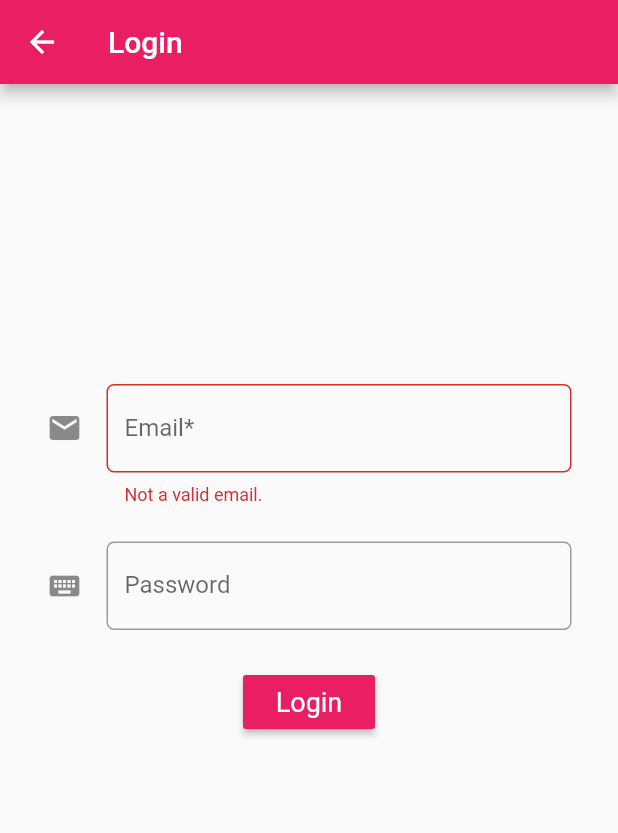
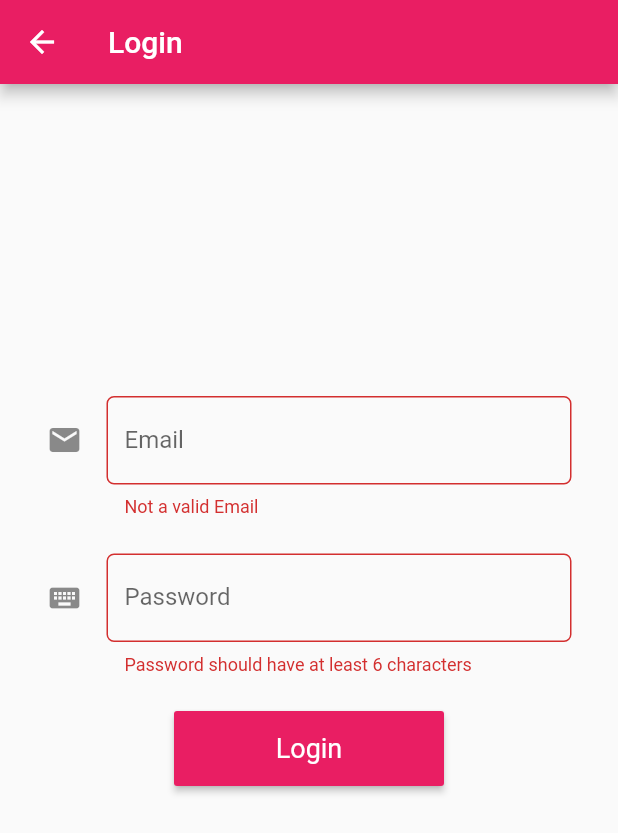
Before and after one commit to digitalnomadacademy/dart-playgrounds, a Flutter app: the LogInPage screen opened by its route, after a tap on "Login", on a phone screen of 412 x 824 dp. Shown: the top 833 px of the screen. Run offline on Flutter 3.47's test engine with Material 2 defaults, Android fonts, the phone set to English and light mode, and no system bars; our stand-ins replace cloud_firestore, firebase_auth, percent_indicator, rxdart; missing offline and left inert: simple_logger; accounts and stored records are empty.

Commit message:
login form finished

```diff
--- a/lib/mvos/ui/page/logIn_page.dart
+++ b/lib/mvos/ui/page/logIn_page.dart
@@ -3,10 +3,12 @@ import 'package:playground_app/mvos/ui/widgets/loginPage_form.dart';
 import 'package:playground_app/router/router.dart';
 
 class LogInPage extends StatelessWidget {
+
+
+
   @override
   Widget build(BuildContext context) {
     return Scaffold(
-      resizeToAvoidBottomPadding: false,
       appBar: AppBar(
         automaticallyImplyLeading: false,
         title: Text('Login'),
--- a/lib/mvos/ui/widgets/loginPage_form.dart
+++ b/lib/mvos/ui/widgets/loginPage_form.dart
@@ -1,6 +1,7 @@
-import 'package:email_validator/email_validator.dart';
 import 'package:flutter/material.dart';
+import 'package:playground_app/mvos/model/observable/user_observable.dart';
 import 'package:playground_app/router/router.dart';
+import 'package:provider/provider.dart';
 
 class LoginForm extends StatefulWidget {
   @override
@@ -8,27 +9,39 @@ class LoginForm extends StatefulWidget {
 }
 
 class _LoginFormState extends State<LoginForm> {
+  //Form global key
   final formKey = GlobalKey<FormState>();
+
+  //Controllers
   var _emailLoginController = TextEditingController();
   var _passwordLoginController = TextEditingController();
 
+  //Focus Nodes
+  var _passwordFocusNode = FocusNode();
+
   @override
   Widget build(BuildContext context) {
-    return Center(
+    return Padding(
+      padding: const EdgeInsets.all(8.0),
+      child: Form(
+        key: formKey,
+        child: SingleChildScrollView(
+          child: Center(
             child: Column(
               children: <Widget>[
                 SizedBox(
                   height: 200,
                 ),
-          Form(
-            key: formKey,
-            child: Container(
+
+                //Email FormField
+                Container(
                   width: 350,
                   child: TextFormField(
                     controller: _emailLoginController,
-                validator: (val) => !EmailValidator.validate(val, true)
-                    ? 'Not a valid email.'
-                    : null,
+                    textInputAction: TextInputAction.go,
+                    onEditingComplete: () => _passwordFocusNode.requestFocus(),
+                    validator: (value) =>
+                        !value.contains('@') ? 'Not a valid Email' : null,
                     decoration: InputDecoration(
                         icon: Icon(Icons.email),
                         border: OutlineInputBorder(
@@ -36,14 +49,17 @@ class _LoginFormState extends State<LoginForm> {
                             Radius.circular(5.0),
                           ),
                         ),
-                    labelText: 'Email*'),
-              ),
+                        labelText: 'Email'),
                   ),
                 ),
                 SizedBox(height: 24),
+
+                //Password FormField
                 Container(
                   width: 350,
                   child: TextFormField(
+                    focusNode: _passwordFocusNode,
+                    obscureText: true,
                     controller: _passwordLoginController,
                     validator: (value) {
                       if (value.length < 5) {
@@ -64,10 +80,39 @@ class _LoginFormState extends State<LoginForm> {
                 SizedBox(
                   height: 24,
                 ),
-          RaisedButton(
-            onPressed: () {
+                Consumer<LoginO>(
+                  builder: (context, o, _) => Container(
+                    width: 180,
+                    height: 50,
+                    child: RaisedButton(
+                      onPressed: () async {
+//                    show spinning circle dialog, while we wait for the future
+                        showDialog(
+                            context: context,
+                            builder: (BuildContext context) {
+                              return Center(
+                                child: CircularProgressIndicator(
+                                  backgroundColor: Colors.white,
+                                ),
+                              );
+                            });
+
                         if (formKey.currentState.validate()) {
-                formKey.currentState.save();
+//                      try login
+                          o.login().then((_) {
+//                        if succeed, route.
+                            Navigator.of(context)
+                                .popAndPushNamed(RouteName.homePage);
+                          }).catchError((e) {
+                            Navigator.pop(context);
+                            Scaffold.of(context).showSnackBar(SnackBar(
+                              content: Text('Login error'),
+//                        content: Text(e),
+                            ));
+                          });
+//                        call o.createAccount(name:_controller.name,....
+                        } else {
+                          Navigator.pop(context);
                         }
                       },
                       child: Text(
@@ -78,7 +123,12 @@ class _LoginFormState extends State<LoginForm> {
                             .copyWith(color: Colors.white),
                       ),
                     ),
+                  ),
+                ),
               ],
+            ),
+          ),
+        ),
       ),
     );
   }
--- a/pubspec.yaml
+++ b/pubspec.yaml
@@ -27,6 +27,7 @@ dependencies:
   simple_logger: ^1.6.0+1
   cloud_firestore: ^0.13.0+1
   email_validator: ^1.0.4
+
 
 
   # The following adds the Cupertino Icons font to your application.
```
Also changed, not shown: lib/mvos/model/observable/login_observable.dart (deleted, +0 -17 lines), lib/mvos/ui/page/welcome_page.dart (+5 -3 lines), lib/mvos/ui/widgets/create_account_form.dart (+24 -19 lines), 1 other file. Lines whose indentation alone changed are shown as unchanged.
